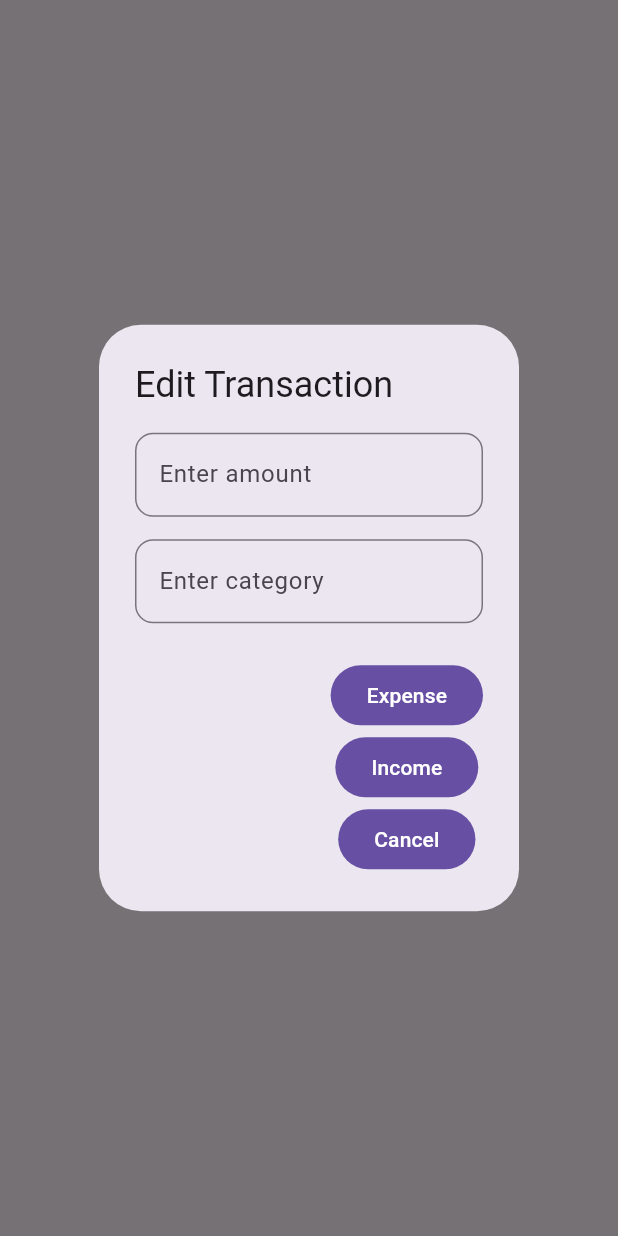
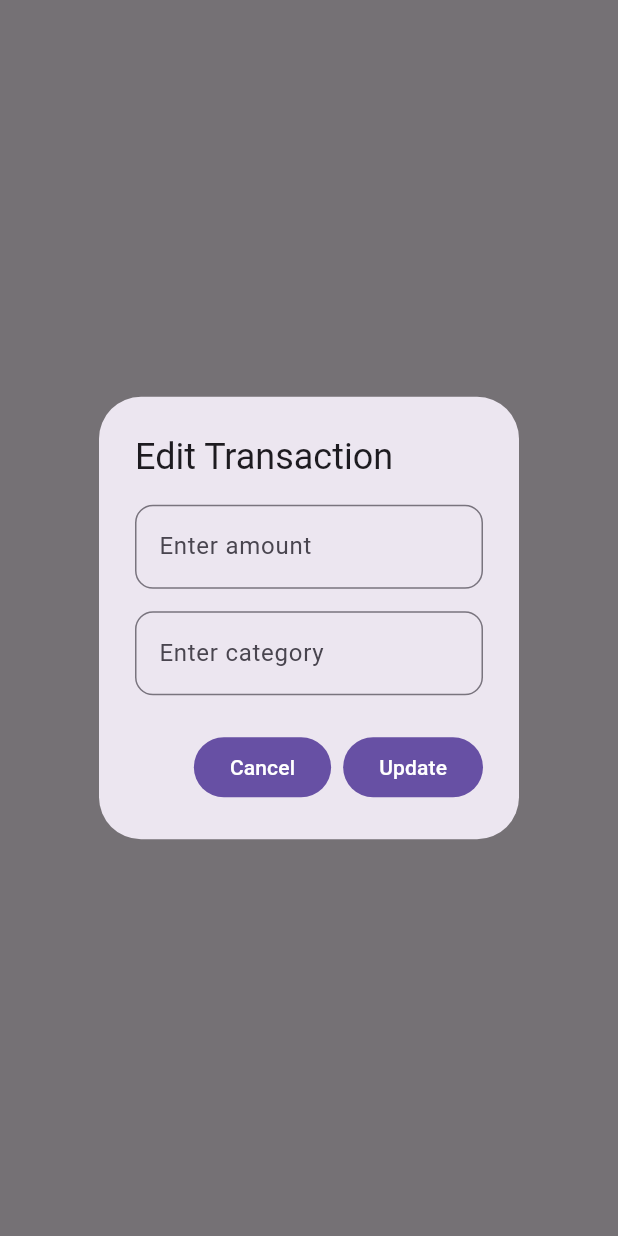
Before and after one commit to sneha058/CodSoft, a Flutter app: what editDialog() shows on an empty page, opened directly with empty values, on a phone screen of 412 x 824 dp. Run offline on Flutter 3.47's test engine with Material 3 defaults, Android fonts, the phone set to English and light mode, and no system bars; our stand-ins replace dartz, flutter_bloc, hive, hive_flutter; accounts and stored records are empty.

Commit message:
Edit dialogue edits

```diff
--- a/lib/projects/2. Expenses/presentation/widget/edit_dialog.dart
+++ b/lib/projects/2. Expenses/presentation/widget/edit_dialog.dart
@@ -5,12 +5,13 @@ import 'package:codsoft/projects/2.%20Expenses/data/model/expense_model.dart';
 import 'package:flutter/cupertino.dart';
 import 'package:flutter/material.dart';
 
-Future<void> editDialog(BuildContext context, ExpenseModel expenseModel ,String category, bool? isIncome, String income, String expense) async {
+Future<void> editDialog(BuildContext context, ExpenseModel expenseModel,
+    String category, bool? isIncome, String income, String expense) async {
   TextEditingController cashController = TextEditingController();
   TextEditingController categoryController = TextEditingController();
 
   categoryController.text = category;
-  cashController.text = (isIncome == true)? income : expense;
+  cashController.text = (isIncome == true) ? income : expense;
 
   return showDialog(
     context: context,
@@ -45,40 +46,27 @@ Future<void> editDialog(BuildContext context, ExpenseModel expenseModel ,String
           ),
         ),
         actions: [
-          Column(
-            children: [
-              FilledButton(
-                  onPressed: () async {
-                    Navigator.pop(context);
+          FilledButton(
+              onPressed: () {
+                cashController.clear();
+                categoryController.clear();
+                Navigator.pop(context);
+              },
+              child: Text("Cancel")),
+          FilledButton(
+              onPressed: () async {
+                Navigator.pop(context);
 
-                    expenseModel.expense = cashController.text.toString();
-                    expenseModel.category = categoryController.text.toString();
-                    await expenseModel.save();
-                    cashController.clear();
-                    categoryController.clear();
-                  },
-                  child: Text("Expense")),
-              FilledButton(
-                  onPressed: () async {
-                    Navigator.pop(context);
-                    expenseModel.income = cashController.text.toString();
-                    expenseModel.category = categoryController.text.toString();
-                    await expenseModel.save();
-                    cashController.clear();
-                    categoryController.clear();
+                (isIncome == true)
+                    ? expenseModel.income = cashController.text.toString()
+                    : expenseModel.expense = cashController.text.toString();
+                expenseModel.category = categoryController.text.toString();
+                await expenseModel.save();
+                cashController.clear();
+                categoryController.clear();
+              },
+              child: Text("Update")),
 
-                  },
-                  child: Text("Income")),
-
-              FilledButton(
-                  onPressed: () {
-                    cashController.clear();
-                    categoryController.clear();
-                    Navigator.pop(context);
-                  },
-                  child: Text("Cancel")),
-            ],
-          ),
         ],
       );
     },
```
